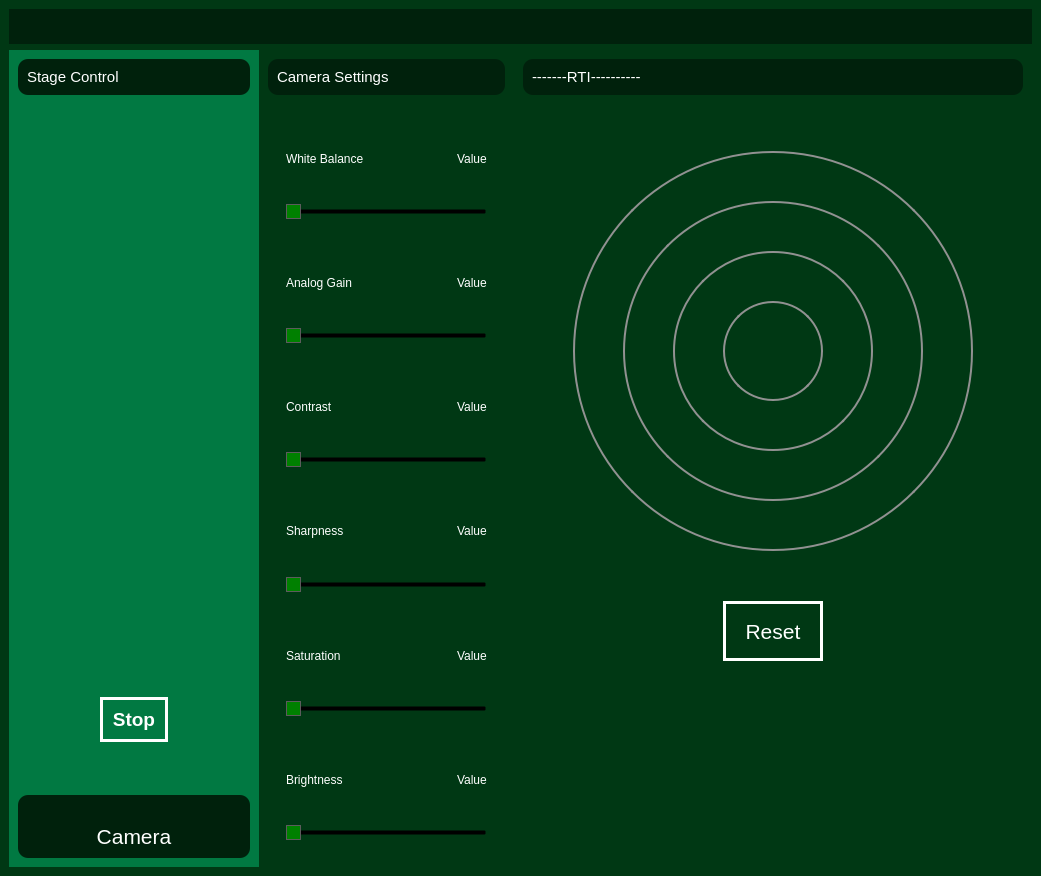
Before: the Qt Designer form src/graphical_user_interface.ui in RaM-Microscope-Project/MicroscopyProject, drawn with Qt 5.
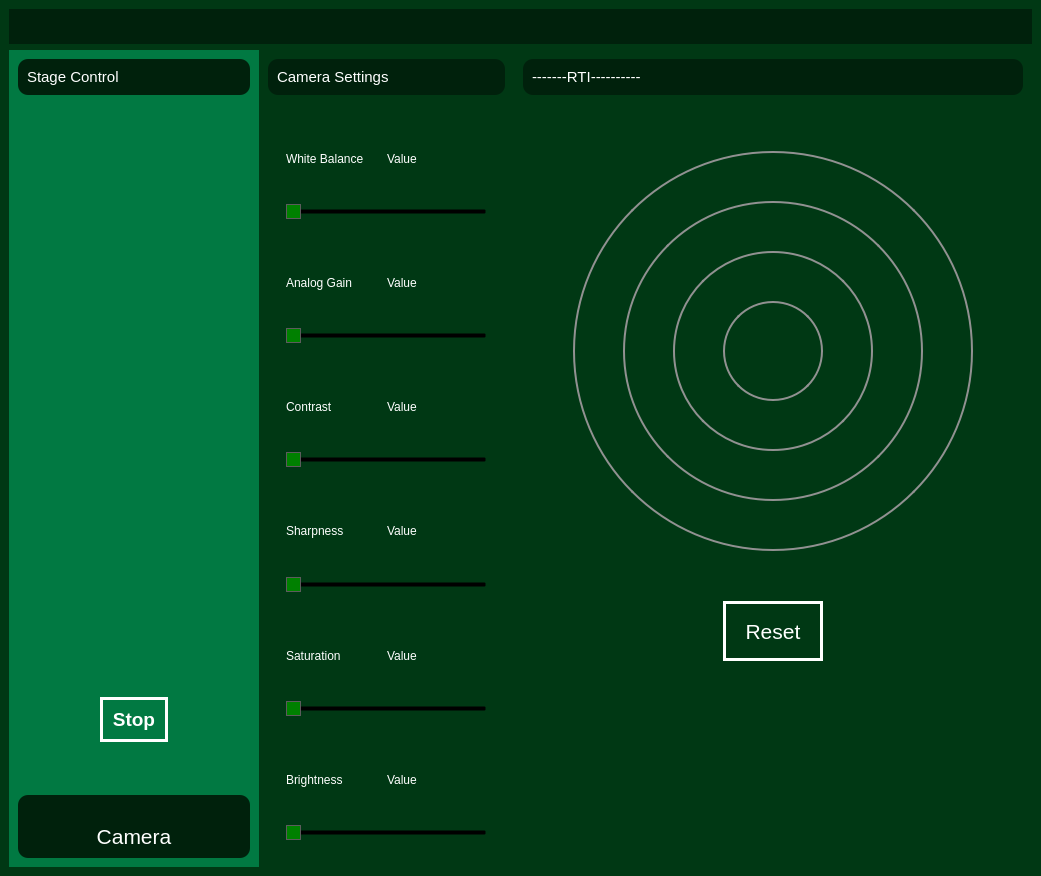
After: the same form once the commit is applied. Icons and pictures are not drawn.

The edit to the form file:
```diff
--- a/src/graphical_user_interface.ui
+++ b/src/graphical_user_interface.ui
@@ -164,12 +164,11 @@
              <property name="bottomMargin">
               <number>9</number>
              </property>
-             <item alignment="Qt::AlignHCenter">
+             <item alignment="">
               <widget class="QLabel" name="label_6">
                <property name="font">
                 <font>
                  <pointsize>11</pointsize>
-                 <weight>75</weight>
                  <bold>true</bold>
                 </font>
                </property>
@@ -235,7 +234,7 @@
                 <enum>QFrame::Raised</enum>
                </property>
                <layout class="QHBoxLayout" name="horizontalLayout_12">
-                <item alignment="Qt::AlignLeft">
+                <item alignment="">
                  <widget class="QLabel" name="label_2">
                   <property name="font">
                    <font>
@@ -278,7 +277,7 @@
                 <enum>QFrame::Raised</enum>
                </property>
                <layout class="QVBoxLayout" name="verticalLayout_4">
-                <item alignment="Qt::AlignHCenter">
+                <item alignment="">
                  <widget class="QPushButton" name="upArrow">
                   <property name="text">
                    <string/>
@@ -307,7 +306,7 @@
                 <enum>QFrame::Raised</enum>
                </property>
                <layout class="QHBoxLayout" name="horizontalLayout_9">
-                <item alignment="Qt::AlignLeft">
+                <item alignment="">
                  <widget class="QPushButton" name="leftArrow">
                   <property name="text">
                    <string/>
@@ -346,7 +345,7 @@
                   </property>
                  </widget>
                 </item>
-                <item alignment="Qt::AlignRight">
+                <item alignment="">
                  <widget class="QPushButton" name="rightArrow">
                   <property name="text">
                    <string/>
@@ -375,7 +374,7 @@
                 <enum>QFrame::Raised</enum>
                </property>
                <layout class="QHBoxLayout" name="horizontalLayout_10">
-                <item alignment="Qt::AlignHCenter">
+                <item alignment="">
                  <widget class="QPushButton" name="downArrow">
                   <property name="text">
                    <string/>
@@ -486,7 +485,7 @@
                 <enum>QFrame::Raised</enum>
                </property>
                <layout class="QHBoxLayout" name="horizontalLayout_14">
-                <item alignment="Qt::AlignLeft">
+                <item alignment="">
                  <widget class="QLabel" name="label_3">
                   <property name="font">
                    <font>
@@ -549,14 +548,14 @@
                       <property name="bottomMargin">
                        <number>0</number>
                       </property>
-                      <item alignment="Qt::AlignLeft">
+                      <item alignment="">
                        <widget class="QLabel" name="whiteBalanceLabel">
                         <property name="text">
                          <string>White Balance</string>
                         </property>
                        </widget>
                       </item>
-                      <item alignment="Qt::AlignRight">
+                      <item alignment="">
                        <widget class="QLabel" name="whiteBalanceValueLabel">
                         <property name="text">
                          <string>Value</string>
@@ -609,14 +608,14 @@
                       <property name="bottomMargin">
                        <number>0</number>
                       </property>
-                      <item alignment="Qt::AlignLeft">
+                      <item alignment="">
                        <widget class="QLabel" name="analogGainLabel">
                         <property name="text">
                          <string>Analog Gain</string>
                         </property>
                        </widget>
                       </item>
-                      <item alignment="Qt::AlignRight">
+                      <item alignment="">
                        <widget class="QLabel" name="analogGainValueLabel">
                         <property name="text">
                          <string>Value</string>
@@ -669,14 +668,14 @@
                       <property name="bottomMargin">
                        <number>0</number>
                       </property>
-                      <item alignment="Qt::AlignLeft">
+                      <item alignment="">
                        <widget class="QLabel" name="contrastLabel">
                         <property name="text">
                          <string>Contrast</string>
                         </property>
                        </widget>
                       </item>
-                      <item alignment="Qt::AlignRight">
+                      <item alignment="">
                        <widget class="QLabel" name="contrastValueLabel">
                         <property name="text">
                          <string>Value</string>
@@ -729,14 +728,14 @@
                       <property name="bottomMargin">
                        <number>0</number>
                       </property>
-                      <item alignment="Qt::AlignLeft">
+                      <item alignment="">
                        <widget class="QLabel" name="sharpnessLabel">
                         <property name="text">
                          <string>Sharpness</string>
                         </property>
                        </widget>
                       </item>
-                      <item alignment="Qt::AlignRight">
+                      <item alignment="">
                        <widget class="QLabel" name="sharpnessValueLabel">
                         <property name="text">
                          <string>Value</string>
@@ -789,14 +788,14 @@
                       <property name="bottomMargin">
                        <number>0</number>
                       </property>
-                      <item alignment="Qt::AlignLeft">
+                      <item alignment="">
                        <widget class="QLabel" name="saturationLabel">
                         <property name="text">
                          <string>Saturation</string>
                         </property>
                        </widget>
                       </item>
-                      <item alignment="Qt::AlignRight">
+                      <item alignment="">
                        <widget class="QLabel" name="saturationValueLabel">
                         <property name="text">
                          <string>Value</string>
@@ -849,14 +848,14 @@
                       <property name="bottomMargin">
                        <number>0</number>
                       </property>
-                      <item alignment="Qt::AlignLeft">
+                      <item alignment="">
                        <widget class="QLabel" name="brightnessLabel">
                         <property name="text">
                          <string>Brightness</string>
                         </property>
                        </widget>
                       </item>
-                      <item alignment="Qt::AlignRight">
+                      <item alignment="">
                        <widget class="QLabel" name="brightnessValueLabel">
                         <property name="text">
                          <string>Value</string>
@@ -906,7 +905,7 @@
                 <enum>QFrame::Raised</enum>
                </property>
                <layout class="QHBoxLayout" name="horizontalLayout_13">
-                <item alignment="Qt::AlignLeft">
+                <item alignment="">
                  <widget class="QLabel" name="label_4">
                   <property name="font">
                    <font>
```
Left out of the diff: 122 changed lines with no effect on the pictures.
